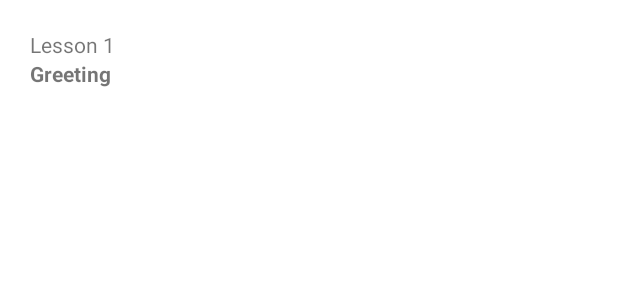
After one commit to TuongThongHCMUTE/ProjectOOSD_Nhom05_AppHocNgonNgu, an Android app: the layout lesson_item_view.xml on its own in the app's theme, with its tools: preview values and no code run, on a phone screen of 412 x 824 dp. The commit adds this screen. Shown: the top 300 px of the screen. Run offline under Robolectric (Android 15) with nearby library versions, the phone set to English and light mode, and no system bars.

Commit message:
DP Lesson Manager

```diff
--- /dev/null
+++ b/Languages_Learning_App/app/src/main/java/com/example/languages_learning_app/Adapters/LessonListViewAdapter.java
@@ -0,0 +1,4 @@
+package com.example.languages_learning_app.Adapters;
+
+public class LessonListViewAdapter {
+}
--- /dev/null
+++ b/Languages_Learning_App/app/src/main/res/layout/lesson_item_view.xml
@@ -0,0 +1,21 @@
+<?xml version="1.0" encoding="utf-8"?>
+<LinearLayout xmlns:android="http://schemas.android.com/apk/res/android"
+    android:layout_width="match_parent"
+    android:layout_height="wrap_content"
+    android:orientation="vertical"
+    android:padding="20dp">
+
+    <TextView
+        android:id="@+id/idlesson"
+        android:layout_width="match_parent"
+        android:layout_height="wrap_content"
+        android:text="Lesson 1" />
+
+    <TextView
+        android:id="@+id/namelesson"
+        android:layout_width="match_parent"
+        android:layout_height="wrap_content"
+        android:text="Greeting"
+        android:textStyle="bold" />
+
+</LinearLayout>
```
Also changed, not shown: Languages_Learning_App/app/src/main/java/com/example/languages_learning_app/Controllers/ManagerLessonFragment.java (+37 -44 lines), Languages_Learning_App/app/src/main/java/com/example/languages_learning_app/Models/ItemLessonMan.java (added, +31 -0 lines), Languages_Learning_App/app/src/main/res/layout/fragment_manager_lesson.xml (+13 -0 lines).
